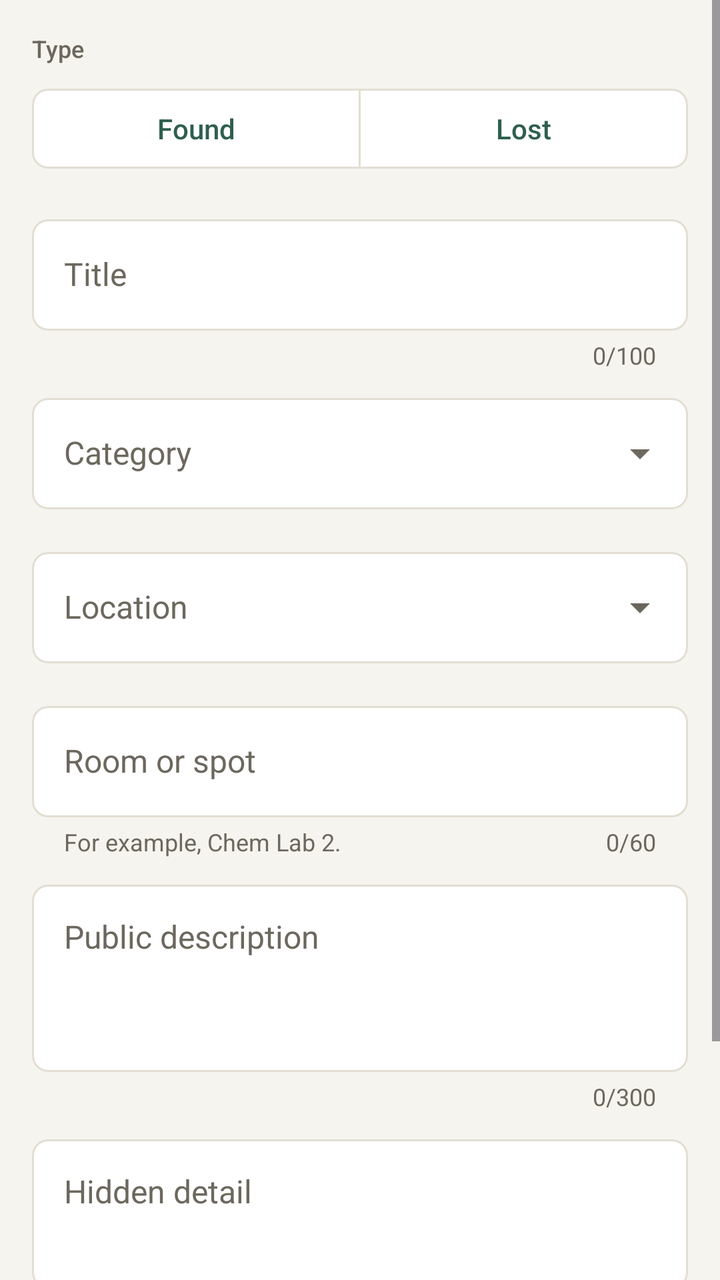
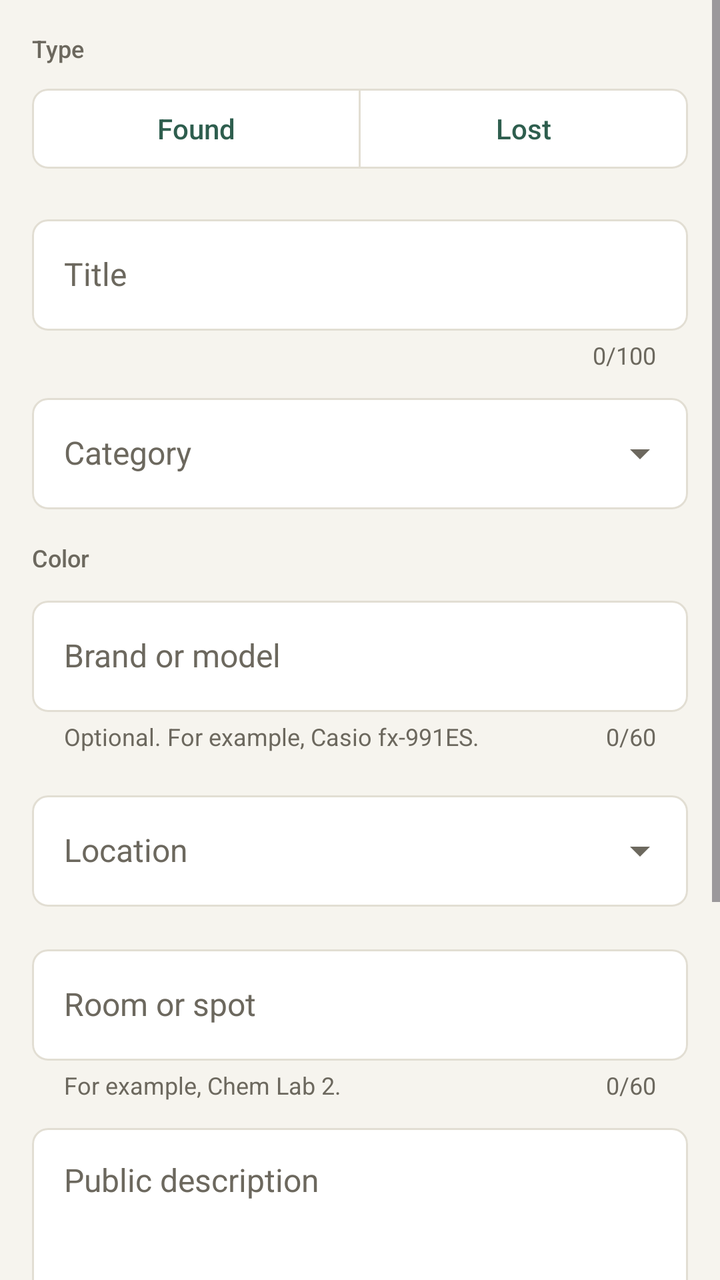

Compare the two renders of this Android layout. The source of the first and the diff that turns it into the second are given below.
<!-- AndroidManifest.xml: application theme Theme.CampusFind -->
<!-- res/layout/fragment_post_item.xml -->
<?xml version="1.0" encoding="utf-8"?>
<ScrollView xmlns:android="http://schemas.android.com/apk/res/android"
    xmlns:app="http://schemas.android.com/apk/res-auto"
    android:layout_width="match_parent"
    android:layout_height="match_parent"
    android:fillViewport="true">

    <LinearLayout
        android:layout_width="match_parent"
        android:layout_height="wrap_content"
        android:orientation="vertical"
        android:padding="@dimen/screen_margin">

        <TextView
            android:layout_width="match_parent"
            android:layout_height="wrap_content"
            android:text="@string/field_type"
            android:textAppearance="@style/TextAppearance.CampusFind.Small.Medium" />

        <com.google.android.material.button.MaterialButtonToggleGroup
            android:id="@+id/typeGroup"
            android:layout_width="match_parent"
            android:layout_height="wrap_content"
            android:layout_marginTop="@dimen/space_2"
            app:selectionRequired="true"
            app:singleSelection="true">

            <com.google.android.material.button.MaterialButton
                android:id="@+id/typeFound"
                style="@style/Widget.CampusFind.Button.Toggle"
                android:layout_width="0dp"
                android:layout_height="wrap_content"
                android:layout_weight="1"
                android:text="@string/type_found" />

            <com.google.android.material.button.MaterialButton
                android:id="@+id/typeLost"
                style="@style/Widget.CampusFind.Button.Toggle"
                android:layout_width="0dp"
                android:layout_height="wrap_content"
                android:layout_weight="1"
                android:text="@string/type_lost" />
        </com.google.android.material.button.MaterialButtonToggleGroup>

        <com.google.android.material.textfield.TextInputLayout
            android:id="@+id/titleLayout"
            android:layout_width="match_parent"
            android:layout_height="wrap_content"
            android:layout_marginTop="@dimen/space_4"
            android:hint="@string/field_title"
            app:counterEnabled="true"
            app:counterMaxLength="100">

            <com.google.android.material.textfield.TextInputEditText
                android:id="@+id/titleInput"
                android:layout_width="match_parent"
                android:layout_height="wrap_content"
                android:inputType="textCapSentences"
                android:textAppearance="@style/TextAppearance.CampusFind.Large" />
        </com.google.android.material.textfield.TextInputLayout>

        <com.google.android.material.textfield.TextInputLayout
            android:id="@+id/categoryLayout"
            style="@style/Widget.CampusFind.TextInputLayout.Dropdown"
            android:layout_width="match_parent"
            android:layout_height="wrap_content"
            android:layout_marginTop="@dimen/space_2"
            android:hint="@string/field_category">

            <com.google.android.material.textfield.MaterialAutoCompleteTextView
                android:id="@+id/categoryInput"
                android:layout_width="match_parent"
                android:layout_height="wrap_content"
                android:inputType="none"
                android:textAppearance="@style/TextAppearance.CampusFind.Large"
                app:simpleItems="@array/categories" />
        </com.google.android.material.textfield.TextInputLayout>

        
        <LinearLayout
            android:id="@+id/bookSection"
            android:layout_width="match_parent"
            android:layout_height="wrap_content"
            android:layout_marginTop="@dimen/space_4"
            android:orientation="vertical"
            android:visibility="gone">

            <TextView
                android:layout_width="match_parent"
                android:layout_height="wrap_content"
                android:text="@string/label_book_details"
                android:textAppearance="@style/TextAppearance.CampusFind.Small.Medium" />

            <LinearLayout
                android:layout_width="match_parent"
                android:layout_height="wrap_content"
                android:layout_marginTop="@dimen/space_2"
                android:gravity="top"
                android:orientation="horizontal">

                <com.google.android.material.textfield.TextInputLayout
                    android:id="@+id/isbnLayout"
                    android:layout_width="0dp"
                    android:layout_height="wrap_content"
                    android:layout_weight="1"
                    android:hint="@string/field_isbn"
                    app:helperText="@string/hint_isbn"
                    app:helperTextEnabled="true">

                    <com.google.android.material.textfield.TextInputEditText
                        android:id="@+id/isbnInput"
                        android:layout_width="match_parent"
                        android:layout_height="wrap_content"
                        android:digits="0123456789Xx- "
                        android:imeOptions="actionSearch"
                        android:inputType="text"
                        android:maxLength="17"
                        android:textAppearance="@style/TextAppearance.CampusFind.Large" />
                </com.google.android.material.textfield.TextInputLayout>

                <com.google.android.material.button.MaterialButton
                    android:id="@+id/lookUpButton"
                    style="@style/Widget.CampusFind.Button.Outlined"
                    android:layout_width="wrap_content"
                    android:layout_height="wrap_content"
                    android:layout_marginStart="@dimen/space_2"
                    android:layout_marginTop="@dimen/space_1"
                    android:text="@string/action_look_up" />
            </LinearLayout>

            <LinearLayout
                android:layout_width="match_parent"
                android:layout_height="wrap_content"
                android:layout_marginTop="@dimen/space_2"
                android:gravity="center_vertical"
                android:orientation="horizontal">

                <com.google.android.material.imageview.ShapeableImageView
                    android:id="@+id/coverPreview"
                    android:layout_width="@dimen/badge_size_row"
                    android:layout_height="@dimen/cover_preview_height"
                    android:layout_marginEnd="@dimen/space_3"
                    android:background="@color/accent_tint"
                    android:importantForAccessibility="no"
                    android:scaleType="centerCrop"
                    android:visibility="gone"
                    app:shapeAppearanceOverlay="@style/ShapeAppearance.CampusFind.Control" />

                <com.google.android.material.textfield.TextInputLayout
                    android:id="@+id/authorsLayout"
                    android:layout_width="0dp"
                    android:layout_height="wrap_content"
                    android:layout_weight="1"
                    android:hint="@string/field_book_authors">

                    <com.google.android.material.textfield.TextInputEditText
                        android:id="@+id/authorsInput"
                        android:layout_width="match_parent"
                        android:layout_height="wrap_content"
                        android:inputType="textCapWords"
                        android:textAppearance="@style/TextAppearance.CampusFind.Large" />
                </com.google.android.material.textfield.TextInputLayout>
            </LinearLayout>
        </LinearLayout>

        <com.google.android.material.textfield.TextInputLayout
            android:id="@+id/locationLayout"
            style="@style/Widget.CampusFind.TextInputLayout.Dropdown"
            android:layout_width="match_parent"
            android:layout_height="wrap_content"
            android:layout_marginTop="@dimen/space_4"
            android:hint="@string/field_location">

            <com.google.android.material.textfield.MaterialAutoCompleteTextView
                android:id="@+id/locationInput"
                android:layout_width="match_parent"
                android:layout_height="wrap_content"
                android:inputType="none"
                android:textAppearance="@style/TextAppearance.CampusFind.Large"
                app:simpleItems="@array/locations" />
        </com.google.android.material.textfield.TextInputLayout>

        <com.google.android.material.textfield.TextInputLayout
            android:id="@+id/roomLayout"
            android:layout_width="match_parent"
            android:layout_height="wrap_content"
            android:layout_marginTop="@dimen/space_4"
            android:hint="@string/field_room"
            app:counterEnabled="true"
            app:counterMaxLength="60"
            app:helperText="@string/hint_room"
            app:helperTextEnabled="true">

            <com.google.android.material.textfield.TextInputEditText
                android:id="@+id/roomInput"
                android:layout_width="match_parent"
                android:layout_height="wrap_content"
                android:inputType="textCapSentences"
                android:textAppearance="@style/TextAppearance.CampusFind.Large" />
        </com.google.android.material.textfield.TextInputLayout>

        <com.google.android.material.textfield.TextInputLayout
            android:id="@+id/descriptionLayout"
            android:layout_width="match_parent"
            android:layout_height="wrap_content"
            android:layout_marginTop="@dimen/space_2"
            android:hint="@string/field_public_description"
            app:counterEnabled="true"
            app:counterMaxLength="300">

            <com.google.android.material.textfield.TextInputEditText
                android:id="@+id/descriptionInput"
                android:layout_width="match_parent"
                android:layout_height="wrap_content"
                android:gravity="top"
                android:inputType="textCapSentences|textMultiLine"
                android:minLines="3"
                android:textAppearance="@style/TextAppearance.CampusFind.Large" />
        </com.google.android.material.textfield.TextInputLayout>

        
        <com.google.android.material.textfield.TextInputLayout
            android:id="@+id/hiddenLayout"
            android:layout_width="match_parent"
            android:layout_height="wrap_content"
            android:layout_marginTop="@dimen/space_2"
            android:hint="@string/field_hidden_detail"
            app:counterEnabled="true"
            app:counterMaxLength="300"
            app:helperText="@string/hint_hidden_detail"
            app:helperTextEnabled="true">

            <com.google.android.material.textfield.TextInputEditText
                android:id="@+id/hiddenInput"
                android:layout_width="match_parent"
                android:layout_height="wrap_content"
                android:gravity="top"
                android:inputType="textCapSentences|textMultiLine"
                android:minLines="2"
                android:textAppearance="@style/TextAppearance.CampusFind.Large" />
        </com.google.android.material.textfield.TextInputLayout>

        <com.google.android.material.button.MaterialButton
            android:id="@+id/postButton"
            android:layout_width="match_parent"
            android:layout_height="wrap_content"
            android:layout_marginTop="@dimen/space_6"
            android:text="@string/action_post_item" />

        <com.google.android.material.progressindicator.LinearProgressIndicator
            android:id="@+id/progress"
            android:layout_width="match_parent"
            android:layout_height="wrap_content"
            android:layout_marginTop="@dimen/space_4"
            android:indeterminate="true"
            android:visibility="invisible" />
    </LinearLayout>
</ScrollView>
<!-- resources referenced by this layout -->
<resources>
  <color name="accent_tint">#E4EDE8</color>
  <dimen name="badge_size_row">48dp</dimen>
  <dimen name="cover_preview_height">64dp</dimen>
  <dimen name="screen_margin">16dp</dimen>
  <dimen name="space_1">4dp</dimen>
  <dimen name="space_2">8dp</dimen>
  <dimen name="space_3">12dp</dimen>
  <dimen name="space_4">16dp</dimen>
  <dimen name="space_6">24dp</dimen>
  <string name="action_look_up">Look up</string>
  <string name="action_post_item">Post item</string>
  <string name="field_book_authors">Authors</string>
  <string name="field_category">Category</string>
  <string name="field_hidden_detail">Hidden detail</string>
  <string name="field_isbn">ISBN</string>
  <string name="field_location">Location</string>
  <string name="field_public_description">Public description</string>
  <string name="field_room">Room or spot</string>
  <string name="field_title">Title</string>
  <string name="field_type">Type</string>
  <string name="hint_hidden_detail">Only the CS Office sees this. Use it to check claims.</string>
  <string name="hint_isbn">10 or 13 digits, on the back cover.</string>
  <string name="hint_room">For example, Chem Lab 2.</string>
  <string name="label_book_details">Book details</string>
  <string name="type_found">Found</string>
  <string name="type_lost">Lost</string>
  <style name="ShapeAppearance.CampusFind.Control" parent="">
          <item name="cornerFamily">rounded</item>
          <item name="cornerSize">@dimen/radius_control</item>
      </style>
  <style name="TextAppearance.CampusFind.Large">
          <item name="android:textSize">@dimen/text_large</item>
      </style>
  <style name="TextAppearance.CampusFind.Small.Medium">
          <item name="android:fontFamily">sans-serif-medium</item>
          <item name="fontFamily">sans-serif-medium</item>
      </style>
  <style name="Widget.CampusFind.Button.Toggle" parent="Widget.CampusFind.Button.Outlined">
          <item name="backgroundTint">@color/toggle_background</item>
      </style>
  <dimen name="radius_control">8dp</dimen>
  <dimen name="text_large">16sp</dimen>
  <style name="TextAppearance.CampusFind.Body.Medium">
          <item name="android:fontFamily">sans-serif-medium</item>
          <item name="fontFamily">sans-serif-medium</item>
      </style>
  <color name="accent">#2E5E4E</color>
  <color name="border">#E2DED3</color>
  <dimen name="border_width">1dp</dimen>
  <dimen name="touch_target">48dp</dimen>
  <color name="surface">#FFFFFF</color>
  <color name="text_muted">#6C685E</color>
  <style name="TextAppearance.CampusFind.Small">
          <item name="android:textSize">@dimen/text_small</item>
          <item name="android:textColor">@color/text_muted</item>
      </style>
  <color name="on_accent">#FFFFFF</color>
  <color name="chip_error_text">#7A2E26</color>
  <color name="chip_error_bg">#F1DEDA</color>
  <color name="background">#F6F4EE</color>
  <color name="text">#1F1E1A</color>
  <style name="TextAppearance.CampusFind.Title">
          <item name="android:textSize">@dimen/text_title</item>
          <item name="android:fontFamily">sans-serif-medium</item>
          <item name="fontFamily">sans-serif-medium</item>
      </style>
  <style name="TextAppearance.CampusFind.Large.Medium">
          <item name="android:fontFamily">sans-serif-medium</item>
          <item name="fontFamily">sans-serif-medium</item>
      </style>
  <style name="TextAppearance.CampusFind.Body">
          <item name="android:textSize">@dimen/text_body</item>
      </style>
  <style name="Widget.CampusFind.Snackbar" parent="Widget.Material3.Snackbar">
          <item name="shapeAppearance">@style/ShapeAppearance.CampusFind.Control</item>
          <item name="android:elevation">0dp</item>
      </style>
  <dimen name="text_small">12sp</dimen>
  <dimen name="text_title">20sp</dimen>
  <dimen name="text_body">14sp</dimen>
  <!-- unchanged entries left out for length: 10 -->
</resources>

<!-- the commit's change to res/layout/fragment_post_item.xml (unified diff, before → after) -->
@@ -74,6 +74,45 @@
                 android:inputType="none"
                 android:textAppearance="@style/TextAppearance.CampusFind.Large"
                 app:simpleItems="@array/categories" />
+        </com.google.android.material.textfield.TextInputLayout>
+
+        <TextView
+            android:layout_width="match_parent"
+            android:layout_height="wrap_content"
+            android:layout_marginTop="@dimen/space_4"
+            android:text="@string/field_color"
+            android:textAppearance="@style/TextAppearance.CampusFind.Small.Medium" />
+
+        <HorizontalScrollView
+            android:layout_width="match_parent"
+            android:layout_height="wrap_content"
+            android:scrollbars="none">
+
+            <com.google.android.material.chip.ChipGroup
+                android:id="@+id/colorGroup"
+                android:layout_width="wrap_content"
+                android:layout_height="wrap_content"
+                app:singleLine="true"
+                app:singleSelection="true" />
+        </HorizontalScrollView>
+
+        <com.google.android.material.textfield.TextInputLayout
+            android:id="@+id/brandLayout"
+            android:layout_width="match_parent"
+            android:layout_height="wrap_content"
+            android:layout_marginTop="@dimen/space_2"
+            android:hint="@string/field_brand"
+            app:counterEnabled="true"
+            app:counterMaxLength="60"
+            app:helperText="@string/hint_brand"
+            app:helperTextEnabled="true">
+
+            <com.google.android.material.textfield.TextInputEditText
+                android:id="@+id/brandInput"
+                android:layout_width="match_parent"
+                android:layout_height="wrap_content"
+                android:inputType="textCapWords"
+                android:textAppearance="@style/TextAppearance.CampusFind.Large" />
         </com.google.android.material.textfield.TextInputLayout>
 
         
<!-- resource entries referenced after the edit -->
@@ -12,7 +12,9 @@
   <string name="action_look_up">Look up</string>
   <string name="action_post_item">Post item</string>
   <string name="field_book_authors">Authors</string>
+  <string name="field_brand">Brand or model</string>
   <string name="field_category">Category</string>
+  <string name="field_color">Color</string>
   <string name="field_hidden_detail">Hidden detail</string>
   <string name="field_isbn">ISBN</string>
   <string name="field_location">Location</string>
@@ -20,6 +22,7 @@
   <string name="field_room">Room or spot</string>
   <string name="field_title">Title</string>
   <string name="field_type">Type</string>
+  <string name="hint_brand">Optional. For example, Casio fx-991ES.</string>
   <string name="hint_hidden_detail">Only the CS Office sees this. Use it to check claims.</string>
   <string name="hint_isbn">10 or 13 digits, on the back cover.</string>
   <string name="hint_room">For example, Chem Lab 2.</string>
